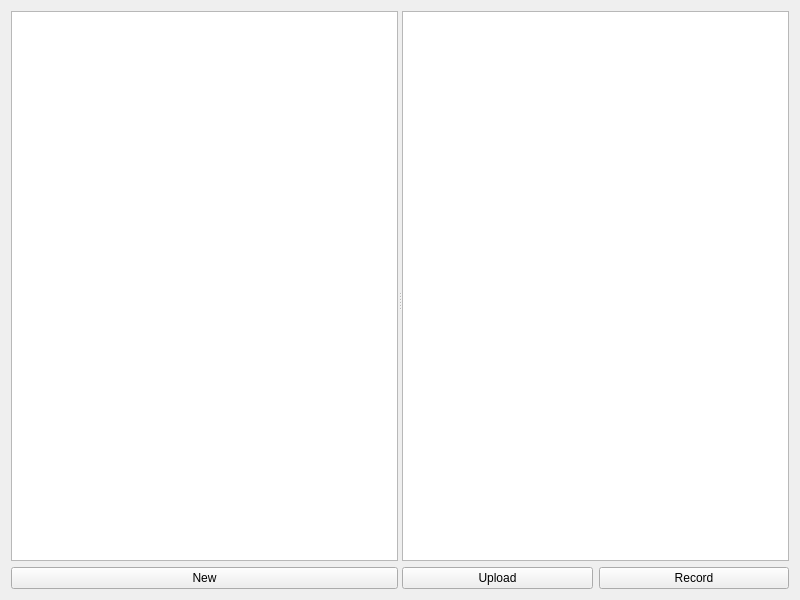
First picture: the form in ui/mainwindow.ui, repository z-huang/Tickscribe, before the edit.
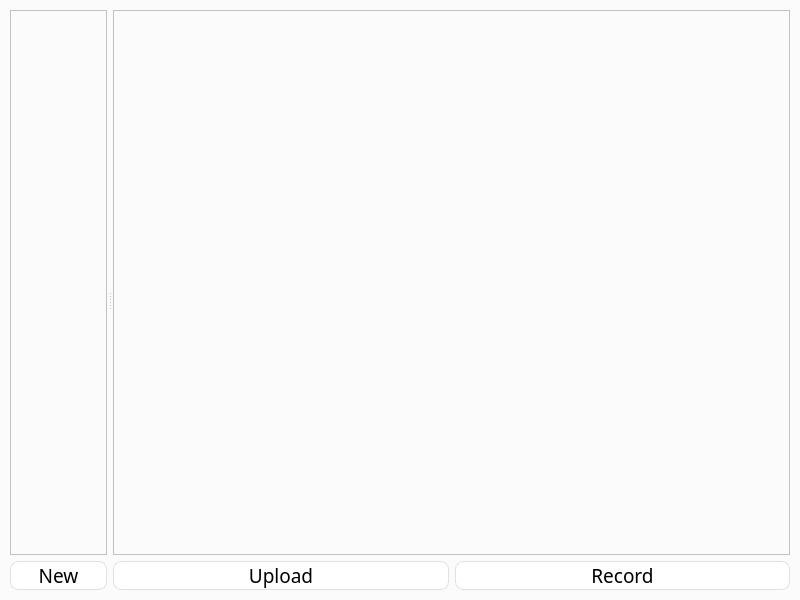
Second picture: the form after the edit.

Commit message: refactor: enhance main window layout and styling

Diff of the .ui file:
```diff
--- a/ui/mainwindow.ui
+++ b/ui/mainwindow.ui
@@ -13,13 +13,54 @@
         <property name="windowTitle">
             <string>MainWidget</string>
         </property>
+  <property name="styleSheet">
+   <string notr="true">QWidget{
+	background-color:rgb(251, 251, 251)
+}</string>
+  </property>
         <layout class="QHBoxLayout" name="horizontalLayout">
+   <property name="leftMargin">
+    <number>10</number>
+   </property>
+   <property name="topMargin">
+    <number>10</number>
+   </property>
+   <property name="rightMargin">
+    <number>10</number>
+   </property>
+   <property name="bottomMargin">
+    <number>10</number>
+   </property>
             <item>
                 <widget class="QSplitter" name="splitter">
+     <property name="minimumSize">
+      <size>
+       <width>0</width>
+       <height>0</height>
+      </size>
+     </property>
                     <property name="orientation">
-                        <enum>Qt::Orientation::Horizontal</enum>
+      <enum>Qt::Horizontal</enum>
+     </property>
+     <property name="handleWidth">
+      <number>6</number>
+     </property>
+     <property name="childrenCollapsible">
+      <bool>true</bool>
                     </property>
                     <widget class="QWidget" name="leftPane" native="true">
+      <property name="sizePolicy">
+       <sizepolicy hsizetype="Preferred" vsizetype="Preferred">
+        <horstretch>1</horstretch>
+        <verstretch>0</verstretch>
+       </sizepolicy>
+      </property>
+      <property name="minimumSize">
+       <size>
+        <width>0</width>
+        <height>0</height>
+       </size>
+      </property>
                         <layout class="QVBoxLayout" name="verticalLayoutLeft">
                             <property name="leftMargin">
                                 <number>0</number>
@@ -34,10 +75,50 @@
                                 <number>0</number>
                             </property>
                             <item>
-                                <widget class="QListWidget" name="chatList" />
+        <widget class="QListWidget" name="chatList">
+         <property name="font">
+          <font>
+           <family>Gill Sans</family>
+           <pointsize>18</pointsize>
+          </font>
+         </property>
+         <property name="styleSheet">
+          <string notr="true">QListView::item:selected {
+	border: 1px solid #6a6ea9;
+	border-radius: 5px;
+	color: black;
+}</string>
+         </property>
+         <property name="lineWidth">
+          <number>0</number>
+         </property>
+        </widget>
                             </item>
                             <item>
                                 <widget class="QPushButton" name="newChatButton">
+         <property name="font">
+          <font>
+           <family>Gill Sans</family>
+           <pointsize>14</pointsize>
+          </font>
+         </property>
+         <property name="styleSheet">
+          <string notr="true">QPushButton{
+	border-radius:8px;
+	background-color:rgb(255, 255, 255);
+	border: 1px solid rgba(200, 200, 200, 128);
+}
+
+QPushButton:Hover{
+	border-radius:8px;
+	background-color:rgb(250, 250, 250);
+}
+
+QPushButton:Pressed{
+	border-radius:8px;
+	background-color: rgba(200, 200, 200, 128);
+}</string>
+         </property>
                                     <property name="text">
                                         <string>New</string>
                                     </property>
@@ -46,6 +127,18 @@
                         </layout>
                     </widget>
                     <widget class="QWidget" name="rightPane" native="true">
+      <property name="sizePolicy">
+       <sizepolicy hsizetype="Preferred" vsizetype="Preferred">
+        <horstretch>7</horstretch>
+        <verstretch>0</verstretch>
+       </sizepolicy>
+      </property>
+      <property name="minimumSize">
+       <size>
+        <width>0</width>
+        <height>0</height>
+       </size>
+      </property>
                         <layout class="QVBoxLayout" name="verticalLayoutRight">
                             <property name="leftMargin">
                                 <number>0</number>
@@ -60,12 +153,45 @@
                                 <number>0</number>
                             </property>
                             <item>
-                                <widget class="QListWidget" name="chatContent" />
+        <widget class="QListWidget" name="chatContent">
+         <property name="font">
+          <font>
+           <family>Gill Sans</family>
+           <pointsize>18</pointsize>
+          </font>
+         </property>
+        </widget>
                             </item>
                             <item>
                                 <layout class="QHBoxLayout" name="horizontalLayout_2">
+         <property name="spacing">
+          <number>-1</number>
+         </property>
                                     <item>
                                         <widget class="QPushButton" name="uploadButton">
+           <property name="font">
+            <font>
+             <family>Gill Sans</family>
+             <pointsize>14</pointsize>
+            </font>
+           </property>
+           <property name="styleSheet">
+            <string notr="true">QPushButton{
+	border-radius:8px;
+	background-color:rgb(255, 255, 255);
+	border: 1px solid rgba(200, 200, 200, 128);
+}
+
+QPushButton:Hover{
+	border-radius:8px;
+	background-color:rgb(250, 250, 250);
+}
+
+QPushButton:Pressed{
+	border-radius:8px;
+	background-color: rgba(200, 200, 200, 128);
+}</string>
+           </property>
                                             <property name="text">
                                                 <string>Upload</string>
                                             </property>
@@ -73,6 +199,29 @@
                                     </item>
                                     <item>
                                         <widget class="QPushButton" name="recordButton">
+           <property name="font">
+            <font>
+             <family>Gill Sans</family>
+             <pointsize>14</pointsize>
+            </font>
+           </property>
+           <property name="styleSheet">
+            <string notr="true">QPushButton{
+	border-radius:8px;
+	background-color:rgb(255, 255, 255);
+	border: 1px solid rgba(200, 200, 200, 128);
+}
+
+QPushButton:Hover{
+	border-radius:8px;
+	background-color:rgb(250, 250, 250);
+}
+
+QPushButton:Pressed{
+	border-radius:8px;
+	background-color: rgba(200, 200, 200, 128);
+}</string>
+           </property>
                                             <property name="text">
                                                 <string>Record</string>
                                             </property>
```
Left out of the diff: 4 changed lines with no effect on the pictures. Lines whose indentation alone changed are shown as unchanged.
